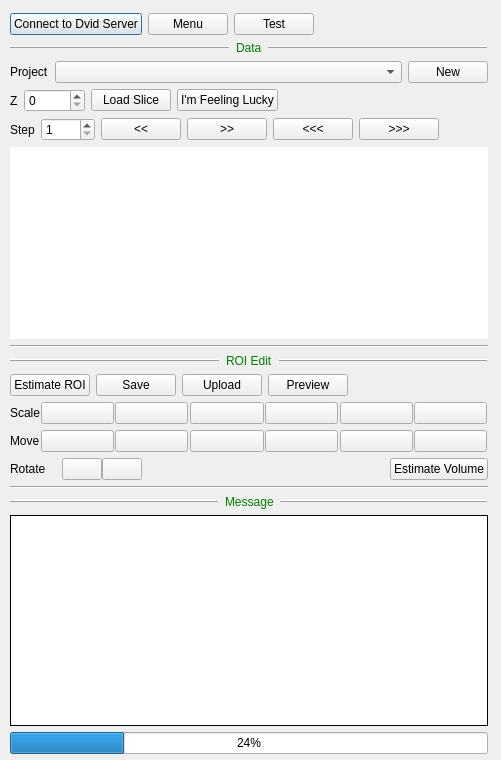
janelia-flyem/NeuTu, file neurolabi/gui/zflyemroidialog.ui: the form before one commit.
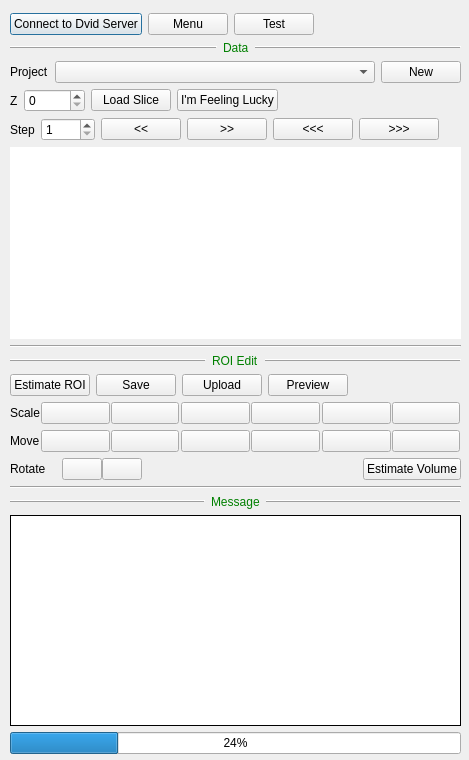
The form after the commit. Icons and pictures are not drawn.

What changed in the file:
```diff
--- a/neurolabi/gui/zflyemroidialog.ui
+++ b/neurolabi/gui/zflyemroidialog.ui
@@ -6,7 +6,7 @@
    <rect>
     <x>0</x>
     <y>0</y>
-    <width>501</width>
+    <width>469</width>
     <height>760</height>
    </rect>
   </property>
@@ -18,7 +18,7 @@
     <rect>
      <x>10</x>
      <y>13</y>
-     <width>478</width>
+     <width>451</width>
      <height>741</height>
     </rect>
    </property>
```
